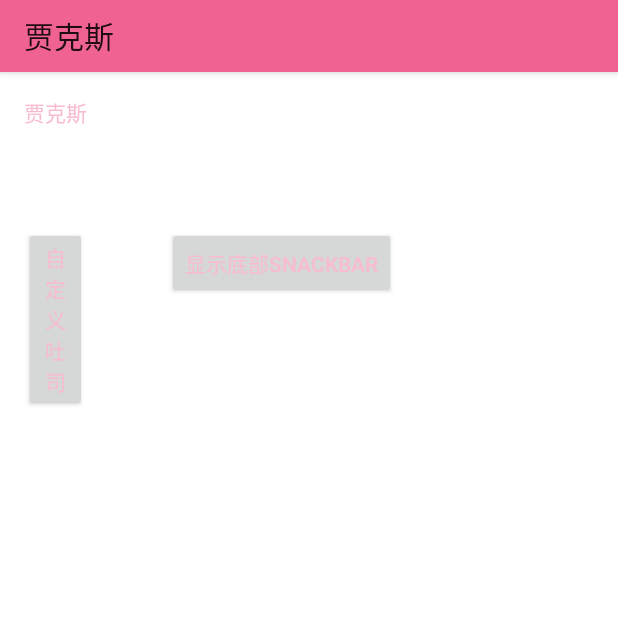
After one commit to jaxwog/Learing, an Android app: the SnackbarActivity screen opened directly, with no data from a screen before it, on a phone screen of 412 x 824 dp, the top half of it. The commit adds this screen. Run offline under Robolectric (Android 15) with nearby library versions, the phone set to English and light mode, and no system bars; our stand-ins replace ButterKnife.

Commit message:
自定义Toast，显示Snackbar

```diff
--- a/app/src/main/AndroidManifest.xml
+++ b/app/src/main/AndroidManifest.xml
@@ -28,7 +28,8 @@
             android:name=".activity.recycleview.RcTouchActivity"
             android:theme="@style/NoAcBarTheme" />
         <activity android:name=".activity.DrawerLayoutActivity" />
-        <activity android:name=".activity.NavigationActivity"></activity>
+        <activity android:name=".activity.NavigationActivity" />
+        <activity android:name=".activity.SnackbarActivity"></activity>
     </application>
 
 </manifest>
--- a/app/src/main/java/com/love/jax/activity/MainActivity.java
+++ b/app/src/main/java/com/love/jax/activity/MainActivity.java
@@ -69,6 +69,7 @@ public class MainActivity extends BaseActivity {
     InFuncAdapter mInFuncAdapter;
     private String[] mStrings = new String[]{
             "屏幕适配","商品订单","主题适配","列表简单使用","列表间隔线","列表头尾","列表交互动画","侧滑效果一","侧滑效果二"
+            ,"底部弹窗"
 //            ,"南辕北辙","得陇望蜀","明修栈道","暗度陈仓","叶公好龙","无理取闹","风风火火","恍恍惚惚","德玛西亚"
 //            ,"剑圣偷塔","艾欧尼亚","暗影之道","五光十色","诺克萨斯","德邦总管","加里奥","凯南","武器大师"
 //            ,"金属大师","盖伦","德莱文","卢锡安","战争女神","黑暗骑士","斯嘉丽","黑寡妇","泰勒斯威夫特"
@@ -272,6 +273,10 @@ public class MainActivity extends BaseActivity {
                 sBundle.putString(ConfigSet.INTENT_STRING,"侧滑效果二");
                 jumpToActivity(NavigationActivity.class, sBundle);
                 break;
+            case "底部弹窗":
+                sBundle.putString(ConfigSet.INTENT_STRING,"底部弹窗");
+                jumpToActivity(SnackbarActivity.class, sBundle);
+                break;
             default:
                     break;
 
--- /dev/null
+++ b/app/src/main/res/layout/activity_snackbar.xml
@@ -0,0 +1,36 @@
+<RelativeLayout xmlns:android="http://schemas.android.com/apk/res/android"
+    xmlns:tools="http://schemas.android.com/tools"
+    android:layout_width="match_parent"
+    android:layout_height="match_parent"
+    android:paddingBottom="@dimen/activity_vertical_margin"
+    android:paddingLeft="@dimen/activity_horizontal_margin"
+    android:paddingRight="@dimen/activity_horizontal_margin"
+    android:paddingTop="@dimen/activity_vertical_margin" >
+
+    <TextView
+        android:id="@+id/textView1"
+        android:layout_width="wrap_content"
+        android:layout_height="wrap_content"
+        android:text="@string/app_name" />
+
+    <Button
+        android:id="@+id/button1"
+        android:layout_width="wrap_content"
+        android:layout_height="wrap_content"
+        android:layout_alignRight="@+id/textView1"
+        android:layout_below="@+id/textView1"
+        android:layout_marginTop="66dp"
+        android:onClick="showCustomToast"
+        android:text="自定义吐司" />
+
+    <Button
+        android:id="@+id/button2"
+        android:layout_width="wrap_content"
+        android:layout_height="wrap_content"
+        android:layout_alignTop="@+id/button1"
+        android:layout_marginLeft="53dp"
+        android:layout_toRightOf="@+id/button1"
+        android:onClick="showSnackbar"
+        android:text="显示底部Snackbar" />
+
+</RelativeLayout>
```
Also changed, not shown: app/src/main/java/com/love/jax/activity/SnackbarActivity.java (added, +98 -0 lines), app/src/main/res/layout/custom_toast.xml (added, +21 -0 lines).
